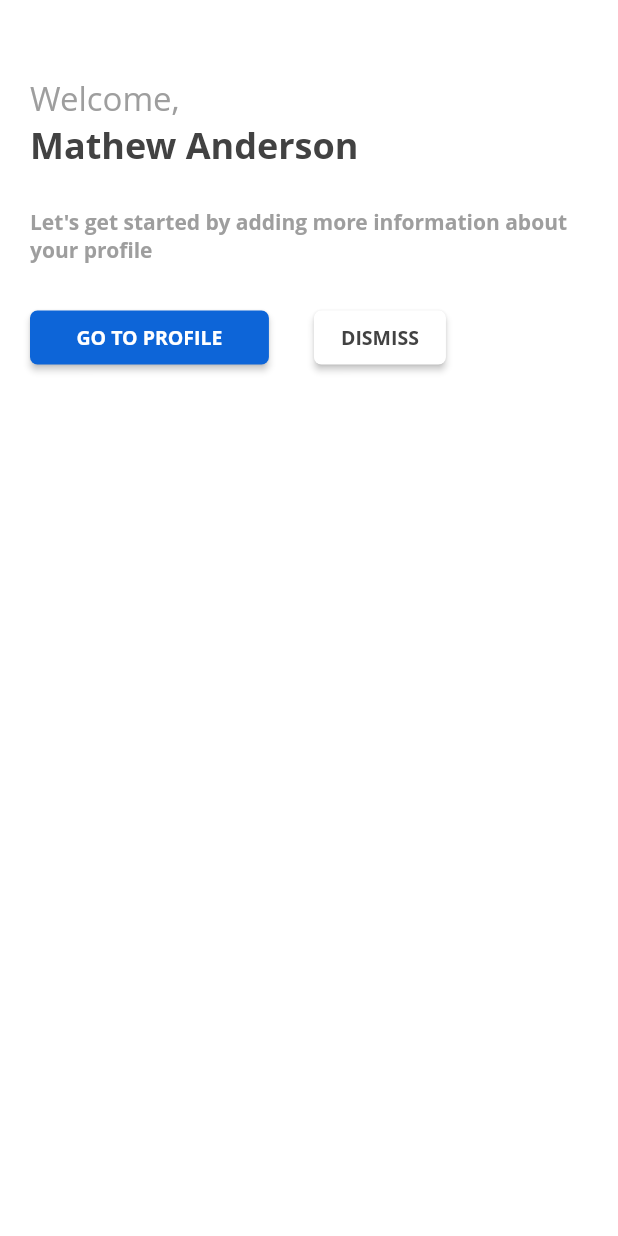
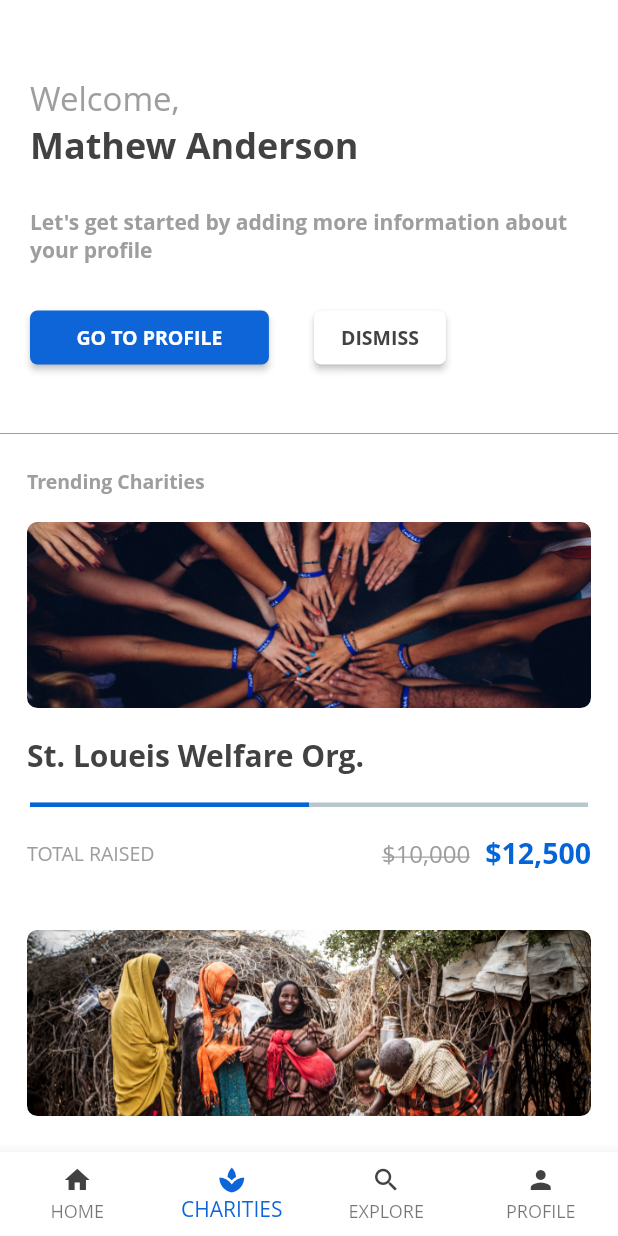
Before and after one commit to dev-aritra/open_ngo, a Flutter app: the HomePage screen opened directly, on a phone screen of 412 x 824 dp. Run offline on Flutter 3.47's test engine with Material 2 defaults, Android fonts, the phone set to English and light mode, and no system bars; drawn by our look-alikes of percent_indicator.

Commit message:
home ui complete

```diff
--- /dev/null
+++ b/lib/model/charitiy_model.dart
@@ -0,0 +1,36 @@
+class CharityModel{
+  final String title;
+  final String totalRaisedNow;
+  final String totalRaisedPrev;
+  final String img;
+
+  const CharityModel({this.title, this.totalRaisedNow, this.totalRaisedPrev, this.img});
+
+  static final List<CharityModel> charities = [
+    const CharityModel(
+      title : 'St. Loueis Welfare Org.',
+      totalRaisedNow: '\$12,500',
+      totalRaisedPrev: '\$10,000',
+      img : 'images/pic4.jpg'
+    ),
+    const CharityModel(
+      title : 'Nigeria.',
+      totalRaisedNow: '\$12,500',
+      totalRaisedPrev: '\$10,000',
+      img : 'images/pic2.jpg'
+    ),
+    const CharityModel(
+      title : 'Ghana Residential Fund',
+      totalRaisedNow: '\$50,000',
+      totalRaisedPrev: '\$40,000',
+      img : 'images/pic1.jpg'
+    ),
+    const CharityModel(
+      title : 'South Africa.',
+      totalRaisedNow: '\$12,500',
+      totalRaisedPrev: '\$10,000',
+      img : 'images/pic3.jpg'
+    ),
+
+  ];
+}
--- a/lib/styles/custom_colors.dart
+++ b/lib/styles/custom_colors.dart
@@ -6,4 +6,5 @@ class CustomColors{
   static final Color midGrey= Color(0xFF212121);
   static final Color darkGrey= Color(0xFF424242);
   static final Color darkBlue= Color(0xFF0d65d8);
+  static final Color lightBlue= Color.fromRGBO(4, 101, 217,1.0);
 }
--- /dev/null
+++ b/lib/view/home/charities_list.dart
@@ -0,0 +1,119 @@
+import 'package:flutter/material.dart';
+import 'package:open_ngo/model/charitiy_model.dart';
+import 'package:open_ngo/styles/custom_colors.dart';
+import 'package:percent_indicator/linear_percent_indicator.dart';
+
+class CharitiesList extends StatelessWidget {
+  double _screenWidth;
+
+  @override
+  Widget build(BuildContext context) {
+    _screenWidth = MediaQuery.of(context).size.width;
+    return ListView.builder(
+      itemCount: 2,
+      itemBuilder: (BuildContext ctxt, int index){
+        return _listItem(CharityModel.charities[index]);
+      },
+    );
+
+  }
+
+  Widget _listItem(CharityModel charity) {
+    return Padding(
+      padding: const EdgeInsets.only(bottom: 20),
+      child: Column(
+        crossAxisAlignment: CrossAxisAlignment.stretch,
+        mainAxisSize: MainAxisSize.min,
+        children: <Widget>[
+          _image(charity.img),
+          _title(charity.title),
+          _line(50),
+          _fundStatus(charity.totalRaisedPrev, charity.totalRaisedNow)
+        ],
+      ),
+    );
+  }
+
+  Widget _fundStatus(String prev, String now) {
+    return Padding(
+      padding: const EdgeInsets.only(left: 18, right: 18),
+      child: Row(
+        children: <Widget>[
+          Expanded(
+              child: Text(
+            'TOTAL RAISED',
+            textAlign: TextAlign.start,
+            style: TextStyle(
+                color: CustomColors.lightGrey,
+                fontSize: 13,
+                fontWeight: FontWeight.w500),
+          )),
+          Padding(
+            padding: const EdgeInsets.symmetric(horizontal: 10),
+            child: Text(
+              prev,
+              textAlign: TextAlign.end,
+              style: TextStyle(
+                fontSize: 16,
+                color: CustomColors.lightGrey,
+                decoration: TextDecoration.lineThrough
+              ),
+            ),
+          ),
+          Text(
+            now,
+            textAlign: TextAlign.end,
+            style: TextStyle(
+                fontSize: 19,
+                color: CustomColors.lightBlue,
+                fontWeight: FontWeight.w600
+              ),
+          ),
+        ],
+      ),
+    );
+  }
+
+  Widget _title(String title) {
+    return Padding(
+      padding: const EdgeInsets.only(left: 18, right: 18),
+      child: Text(
+        title,
+        style: TextStyle(
+            fontSize: 20,
+            color: CustomColors.darkGrey,
+            fontWeight: FontWeight.w600),
+      ),
+    );
+  }
+
+  Widget _line(int percentage) {
+    return Padding(
+      padding: EdgeInsets.symmetric(horizontal: 10, vertical: 18),
+      child: LinearPercentIndicator(
+        width: _screenWidth - 20,
+        lineHeight: 3.0,
+        percent: percentage / 100,
+        progressColor: CustomColors.lightBlue,
+      ),
+    );
+  }
+
+  Widget _image(String imageItem) {
+    return Container(
+      height: 160,
+      child: Padding(
+        padding: const EdgeInsets.all(18.0),
+        child: DecoratedBox(
+          decoration: BoxDecoration(
+              borderRadius: BorderRadius.circular(7),
+              image: DecorationImage(
+                fit: BoxFit.fitWidth,
+                alignment: FractionalOffset.topCenter,
+                image: AssetImage(imageItem),
+              )),
+        ),
+      ),
+    );
+  }
+}
--- a/lib/view/home/home_page.dart
+++ b/lib/view/home/home_page.dart
@@ -1,5 +1,6 @@
 import 'package:flutter/material.dart';
 import 'package:open_ngo/styles/custom_colors.dart';
+import 'package:open_ngo/view/home/charities_list.dart';
 
 class HomePage extends StatefulWidget {
   @override
@@ -12,8 +13,24 @@ class _HomePageState extends State<HomePage> {
     return Scaffold(
       backgroundColor: Colors.white,
       body: SafeArea(
-              child: Column(
-          children: <Widget>[_welcomeWidget()],
+        child: Column(
+          crossAxisAlignment: CrossAxisAlignment.start,
+          children: <Widget>[_welcomeWidget(), _divider() , _listTitle(), Expanded(child: CharitiesList(),)],
+        ),
+      ),
+      bottomNavigationBar: _bottomNavigationbar(),
+    );
+  }
+
+  Widget _listTitle(){
+    return Padding(
+      padding: const EdgeInsets.only(left: 18, top: 18),
+      child: Text(
+        'Trending Charities',
+        style: TextStyle(
+          color: CustomColors.lightGrey,
+          fontSize: 13,
+          fontWeight: FontWeight.w600
         ),
       ),
     );
@@ -21,7 +38,7 @@ class _HomePageState extends State<HomePage> {
 
   Widget _welcomeWidget() {
     return Padding(
-      padding: EdgeInsets.only(top: 50, left: 20, right: 20, bottom: 30),
+      padding: EdgeInsets.only(top: 50, left: 20, right: 20, bottom: 10),
       child: Column(
         crossAxisAlignment: CrossAxisAlignment.start,
         children: <Widget>[
@@ -31,6 +48,13 @@ class _HomePageState extends State<HomePage> {
           _selectionButtons()
         ],
       ),
+    );
+  }
+
+  Widget _divider() {
+    return Divider(
+      height: 10,
+      color: CustomColors.lightGrey,
     );
   }
 
@@ -70,10 +94,10 @@ class _HomePageState extends State<HomePage> {
   Widget _selectionButtons() {
     return Padding(
       padding: EdgeInsets.only(top: 25.0, bottom: 25.0),
-      child: Row(
-        mainAxisAlignment: MainAxisAlignment.start,
-        children: <Widget>[_gotoProfileButton(), _dismissButton(),]
-      ),
+      child: Row(mainAxisAlignment: MainAxisAlignment.start, children: <Widget>[
+        _gotoProfileButton(),
+        _dismissButton(),
+      ]),
     );
   }
 
@@ -85,11 +109,14 @@ class _HomePageState extends State<HomePage> {
         color: CustomColors.darkBlue,
         shape: RoundedRectangleBorder(borderRadius: BorderRadius.circular(5.0)),
         child: Padding(
-          padding: const EdgeInsets.only(left: 15,right: 15 , top: 1,bottom: 1),
+          padding:
+              const EdgeInsets.only(left: 15, right: 15, top: 1, bottom: 1),
           child: Text(
             'GO TO PROFILE',
             style: TextStyle(
-                fontSize: 13.0, fontWeight: FontWeight.bold, color: Colors.white),
+                fontSize: 13.0,
+                fontWeight: FontWeight.bold,
+                color: Colors.white),
           ),
         ),
       ),
@@ -104,8 +131,55 @@ class _HomePageState extends State<HomePage> {
       child: Text(
         'DISMISS',
         style: TextStyle(
-            fontSize: 13.0, fontWeight: FontWeight.bold, color: CustomColors.darkGrey),
+            fontSize: 13.0,
+            fontWeight: FontWeight.bold,
+            color: CustomColors.darkGrey),
       ),
     );
   }
+
+  Widget _bottomNavigationbar() {
+    return Theme(
+      data: Theme.of(context).copyWith(
+        canvasColor: Colors.white,
+        primaryColor: CustomColors.darkBlue,
+      ),
+      child: BottomNavigationBar(
+        currentIndex: 1,
+        type: BottomNavigationBarType.fixed,
+        fixedColor: CustomColors.darkBlue,
+        items: <BottomNavigationBarItem>[
+          _bottomBarItem(Icons.home, 'HOME'),
+          _bottomBarItem(Icons.spa, 'CHARITIES'),
+          _bottomBarItem(Icons.search,'EXPLORE'),
+          _bottomBarItem(Icons.person, 'PROFILE'),
+        ],
+      ),
+    );
+  }
+
+  BottomNavigationBarItem _bottomBarItem(IconData iconType, String text) {
+    TextStyle textStyle = TextStyle(fontSize: 12, fontWeight: FontWeight.w600);
+    TextStyle test = textStyle.apply(
+      color: Colors.black
+    );
+
+    return BottomNavigationBarItem(
+      activeIcon: Icon(
+        iconType,
+        color: CustomColors.darkBlue,
+        size: 20,
+      ),
+      title: Text(
+        text,
+        style: textStyle,
+      ),
+      icon: Icon(
+        iconType,
+        color: CustomColors.darkGrey,
+        size: 20,
+      ),
+    );
+  }
+
 }
```
Also changed, not shown: pubspec.yaml (+7 -3 lines), images/2.0x/pic2.jpg (added), images/2.0x/pic3.jpg (added), images/2.0x/pic4.jpg (added), images/3.0x/pic2.jpg (added), images/3.0x/pic4.jpg (added), images/pic1.jpg (added), images/pic2.jpg (added), images/pic3.jpg (added), images/pic4.jpg (added), 4 other files.
